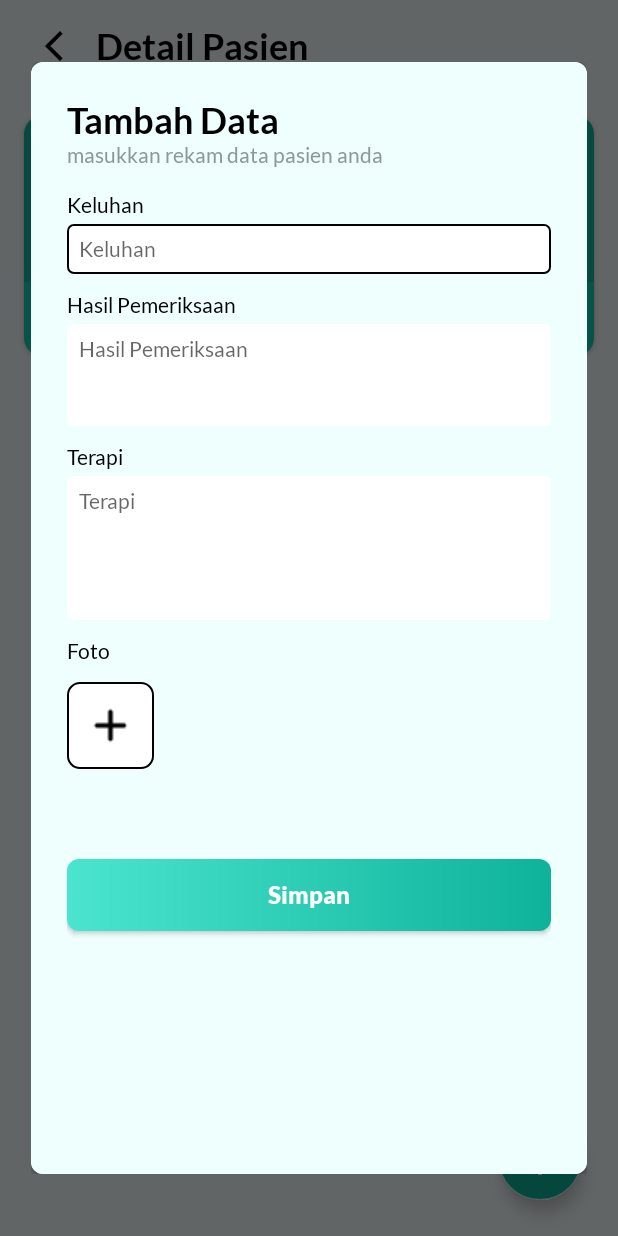
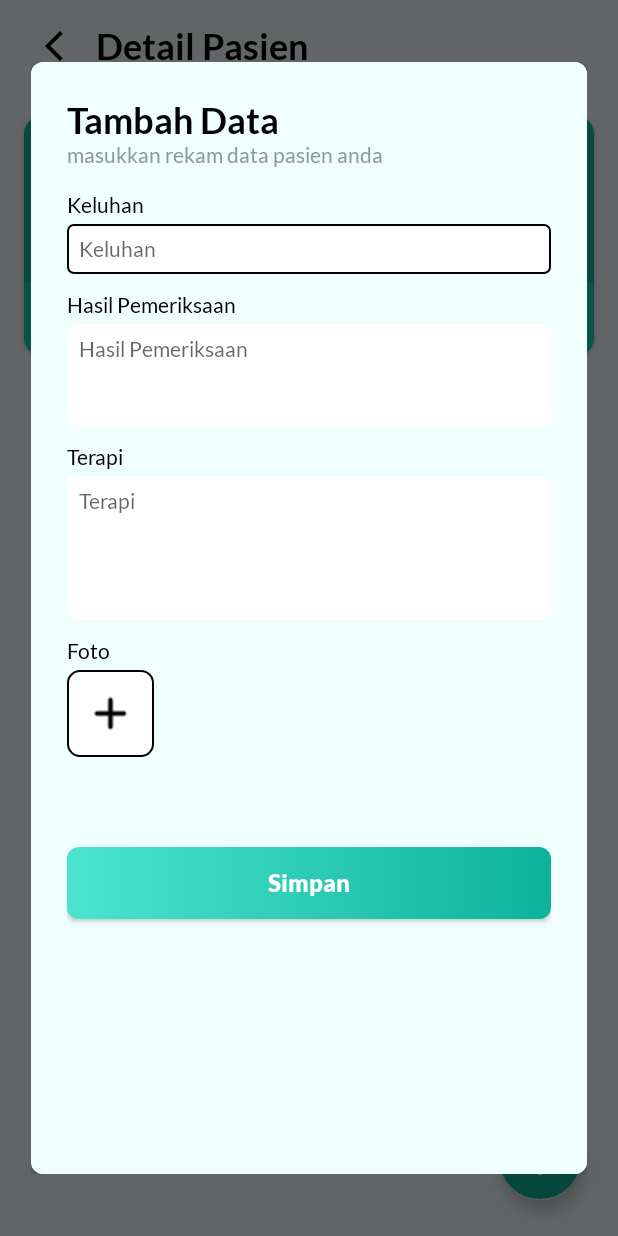
Before and after one commit to nomadevid/direcApps, an Android app: the DetailActivity screen opened directly, with no data from a screen before it, after a tap on "Tambah Data Pasien", on a phone screen of 412 x 824 dp. Run offline under Robolectric (Android 15) with nearby library versions, the phone set to English and light mode, and no system bars; our stand-ins replace Firebase (no records; nobody signed in at launch, a user with empty details on screens opened directly).

Commit message:
Show Grid Layout Photo

```diff
--- a/app/src/main/java/com/nomadev/direc/ui/detail/HasilPeriksaAdapter.java
+++ b/app/src/main/java/com/nomadev/direc/ui/detail/HasilPeriksaAdapter.java
@@ -12,6 +12,8 @@ import android.widget.Toast;
 import androidx.annotation.NonNull;
 import androidx.fragment.app.FragmentActivity;
 import androidx.fragment.app.FragmentManager;
+import androidx.recyclerview.widget.GridLayoutManager;
+import androidx.recyclerview.widget.LinearLayoutManager;
 import androidx.recyclerview.widget.RecyclerView;
 
 import com.google.android.gms.tasks.OnSuccessListener;
@@ -195,6 +197,9 @@ public class HasilPeriksaAdapter extends RecyclerView.Adapter<RecyclerView.ViewH
                     if (documentSnapshot.exists()){
                         nama = documentSnapshot.getString("nama");
                         fotoStreamAdapter = new FotoStreamAdapter(listData, nama, tanggal_data);
+                        GridLayoutManager gridLayoutManager = new GridLayoutManager(itemView.getContext(),5);
+                        gridLayoutManager.setOrientation(LinearLayoutManager.VERTICAL);
+                        binding.rvPhoto.setLayoutManager(gridLayoutManager);
                         binding.rvPhoto.setAdapter(fotoStreamAdapter);
                         Log.d("FEEDBACK", "Berhasil Mengambil Data." + nama);
                     }
--- a/app/src/main/java/com/nomadev/direc/ui/detail/dialogadddata/DialogAddDataActivity.java
+++ b/app/src/main/java/com/nomadev/direc/ui/detail/dialogadddata/DialogAddDataActivity.java
@@ -4,6 +4,7 @@ import androidx.annotation.NonNull;
 import androidx.annotation.Nullable;
 import androidx.appcompat.app.AppCompatActivity;
 import androidx.fragment.app.DialogFragment;
+import androidx.recyclerview.widget.GridLayoutManager;
 import androidx.recyclerview.widget.LinearLayoutManager;
 
 import android.content.Context;
@@ -20,6 +21,7 @@ import android.view.View;
 import android.view.ViewGroup;
 import android.view.Window;
 import android.view.WindowManager;
+import android.widget.GridLayout;
 import android.widget.ImageView;
 import android.widget.LinearLayout;
 import android.widget.Toast;
@@ -102,6 +104,9 @@ public class DialogAddDataActivity extends DialogFragment {
         layoutParams.height = height;
         getDialog().getWindow().setAttributes(layoutParams);
 
+        GridLayoutManager gridLayoutManager = new GridLayoutManager(getContext(),2);
+        gridLayoutManager.setOrientation(LinearLayoutManager.HORIZONTAL);
+        binding.rvFoto.setLayoutManager(gridLayoutManager);
         binding.rvFoto.setAdapter(fotoAdapter);
         showProgressBar(false);
 
--- a/app/src/main/res/layout/activity_dialog_add_data.xml
+++ b/app/src/main/res/layout/activity_dialog_add_data.xml
@@ -86,17 +86,20 @@
             android:layout_marginBottom="4dp"
             android:text="@string/foto_title" />
 
-        <HorizontalScrollView
-            android:layout_width="wrap_content"
-            android:layout_height="wrap_content"
-            android:layout_marginBottom="52dp"
-            android:paddingVertical="8dp">
-
         <LinearLayout
             android:id="@+id/sv_foto"
             android:layout_width="match_parent"
             android:layout_height="wrap_content"
-                android:orientation="horizontal">
+            android:orientation="vertical"
+            android:layout_marginBottom="52dp">
+
+            <ImageButton
+                android:id="@+id/ib_add_photo"
+                android:layout_width="58dp"
+                android:layout_height="58dp"
+                android:layout_marginBottom="8dp"
+                android:src="@drawable/icon_add_photo"
+                android:background="@drawable/bg_add_photo_button"/>
 
             <androidx.recyclerview.widget.RecyclerView
                 android:id="@+id/rv_foto"
@@ -105,26 +108,7 @@
                 android:orientation="horizontal"
                 app:layoutManager="androidx.recyclerview.widget.LinearLayoutManager" />
 
-                <ImageButton
-                    android:id="@+id/ib_add_photo"
-                    android:layout_width="58dp"
-                    android:layout_height="58dp"
-                    android:layout_marginEnd="8dp"
-                    android:src="@drawable/icon_add_photo"
-                    android:background="@drawable/bg_add_photo_button"/>
-
         </LinearLayout>
-
-        </HorizontalScrollView>
-
-<!--        <androidx.recyclerview.widget.RecyclerView-->
-<!--            android:id="@+id/rv_photo"-->
-<!--            android:layout_width="match_parent"-->
-<!--            android:layout_height="wrap_content"-->
-<!--            android:layout_marginBottom="52dp"-->
-<!--            tools:listitem="@layout/item_photo"-->
-<!--            android:orientation="horizontal"-->
-<!--            app:layoutManager="androidx.recyclerview.widget.LinearLayoutManager"/>-->
 
         <androidx.appcompat.widget.AppCompatButton
             android:id="@+id/btn_simpan"
--- a/app/src/main/res/layout/item_photo.xml
+++ b/app/src/main/res/layout/item_photo.xml
@@ -6,6 +6,7 @@
     android:layout_width="58dp"
     android:layout_height="58dp"
     android:layout_marginEnd="8dp"
+    android:layout_marginBottom="8dp"
     app:cardElevation="0dp"
     app:cardCornerRadius="4dp">
 
```
Also changed, not shown: app/src/main/java/com/nomadev/direc/ui/detail/dialogadddata/DialogUpdateDataActivity.java (+9 -9 lines), app/src/main/res/layout/activity_dialog_update_data.xml (+11 -17 lines). Lines whose indentation alone changed are shown as unchanged.
